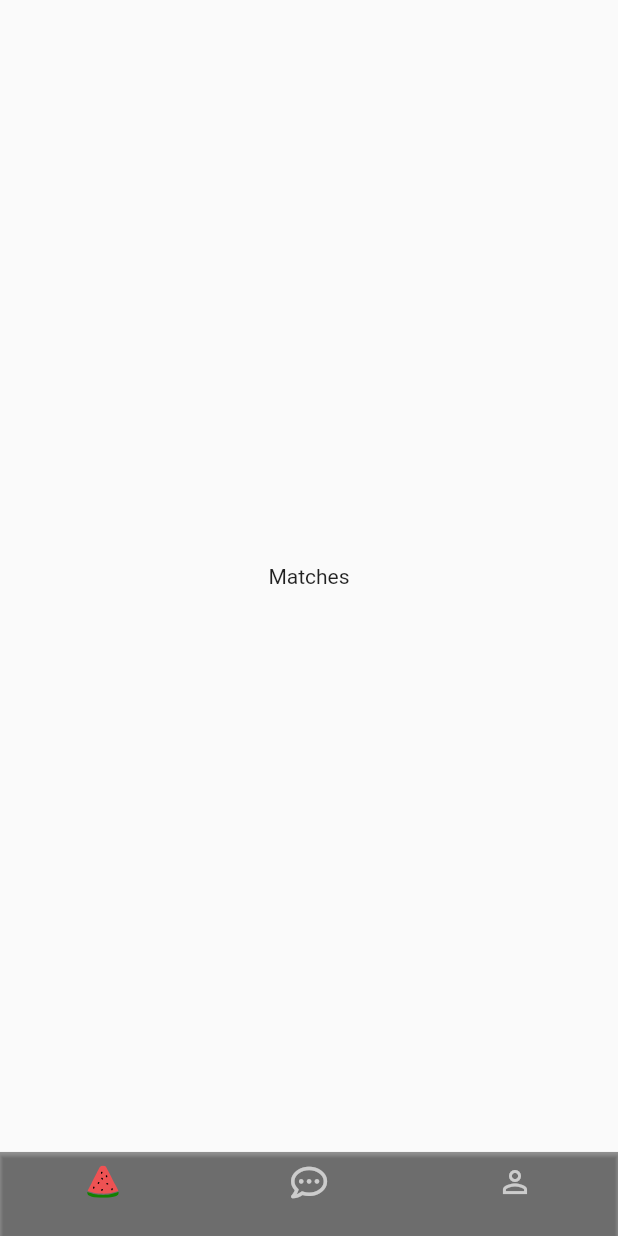
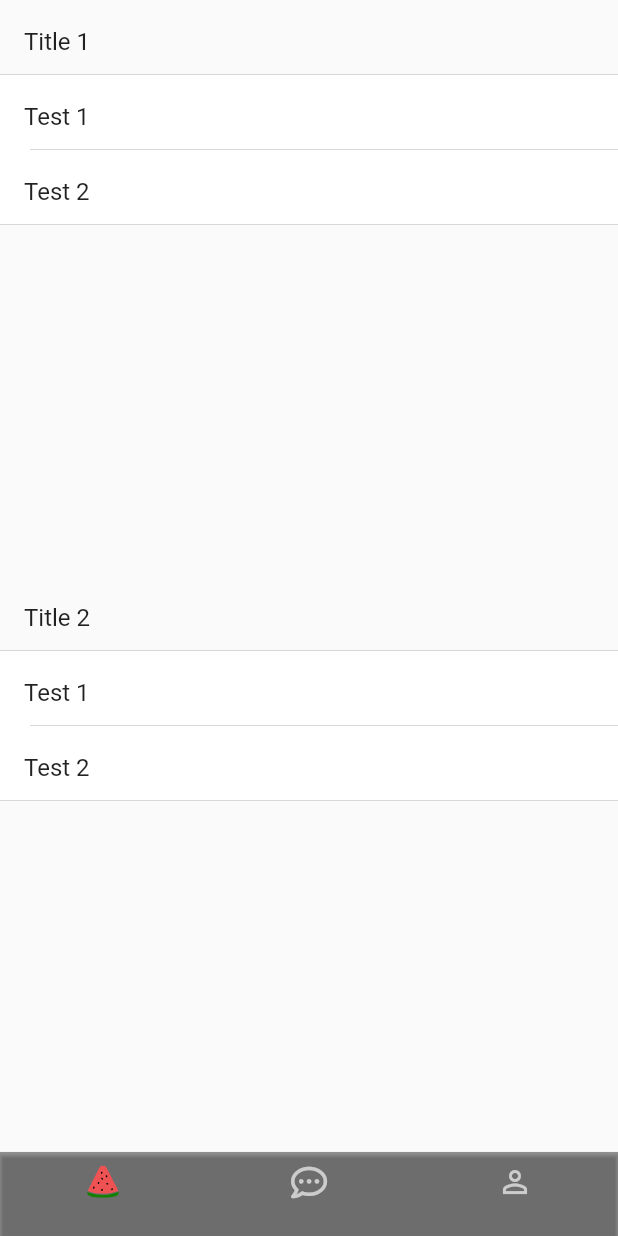
Before and after one commit to anthoninCL/Flutter-I-MyTinder, a Flutter app: the screen it shows after launch, on a phone screen of 412 x 824 dp. Run offline on Flutter 3.47's test engine with Material 2 defaults, Android fonts, the phone set to English and light mode, and no system bars; our stand-ins replace flutter_svg, font_awesome_flutter.

Commit message:
feat: create generic section, title item and simple item

```diff
--- /dev/null
+++ b/my_tinder/lib/Views/components/section_item/item.dart
@@ -0,0 +1,6 @@
+import 'package:flutter/cupertino.dart';
+
+abstract class SectionItem {
+  Widget buildTitle(BuildContext context);
+  Widget buildWidget(BuildContext context);
+}
--- /dev/null
+++ b/my_tinder/lib/Views/components/section_item/simple_item.dart
@@ -0,0 +1,34 @@
+import 'dart:developer';
+
+import 'package:flutter/material.dart';
+import 'package:flutter/src/widgets/framework.dart';
+import 'package:my_tinder/themes/app_theme.dart';
+
+import 'item.dart';
+
+class SimpleSectionItem extends StatelessWidget implements SectionItem {
+  final String? title;
+
+  const SimpleSectionItem(this.title);
+
+  @override
+  Widget buildTitle(BuildContext context) {
+    return Text(
+        title!,
+        style: AppTheme.textStyles.headline4,
+    );
+  }
+
+  @override
+  Widget buildWidget(BuildContext context) {
+    return ListTile(
+      title: buildTitle(context),
+    );
+  }
+
+  @override
+  Widget build(BuildContext context) {
+    return buildWidget(context);
+  }
+
+}
--- /dev/null
+++ b/my_tinder/lib/Views/components/section_item/title_item.dart
@@ -0,0 +1,34 @@
+import 'dart:developer';
+
+import 'package:flutter/material.dart';
+import 'package:flutter/src/widgets/framework.dart';
+import 'package:my_tinder/themes/app_theme.dart';
+
+import 'item.dart';
+
+class TitleSectionItem extends StatelessWidget implements SectionItem {
+  final String? title;
+
+  const TitleSectionItem(this.title);
+
+  @override
+  Widget buildTitle(BuildContext context) {
+    return Text(
+        title!,
+        style: AppTheme.textStyles.headline4,
+    );
+  }
+
+  @override
+  Widget buildWidget(BuildContext context) {
+    return ListTile(
+      title: buildTitle(context),
+    );
+  }
+
+  @override
+  Widget build(BuildContext context) {
+    return buildWidget(context);
+  }
+
+}
--- a/my_tinder/lib/Views/matches/matches.dart
+++ b/my_tinder/lib/Views/matches/matches.dart
@@ -1,4 +1,8 @@
 import 'package:flutter/material.dart';
+import 'package:my_tinder/views/components/section_item/item.dart';
+import 'package:my_tinder/views/components/section_item/simple_item.dart';
+import 'package:my_tinder/views/components/section_item/title_item.dart';
+import 'package:my_tinder/views/widgets/section.dart';
 
 class Matches extends StatefulWidget {
   const Matches({Key? key}) : super(key: key);
@@ -8,10 +12,32 @@ class Matches extends StatefulWidget {
 }
 
 class _MatchesState extends State<Matches> {
+
   @override
   Widget build(BuildContext context) {
-    return const Scaffold(
-      body: Center(child: Text("Matches")),
+    return Scaffold(
+      body: SafeArea(
+        child: Center(
+            child: Column(
+              children: const [
+                Flexible(
+                  child: Section(itemList: [
+                    TitleSectionItem("Title 1"),
+                    SimpleSectionItem("Test 1"),
+                    SimpleSectionItem("Test 2"),
+                  ]),
+                ),
+                Flexible(
+                  child: Section(itemList: [
+                    TitleSectionItem("Title 2"),
+                    SimpleSectionItem("Test 1"),
+                    SimpleSectionItem("Test 2"),
+                  ]),
+                )
+              ],
+            ),
+        ),
+      )
     );
   }
 }
--- /dev/null
+++ b/my_tinder/lib/Views/widgets/section.dart
@@ -0,0 +1,109 @@
+import 'package:flutter/cupertino.dart';
+import 'package:flutter/material.dart';
+import 'package:my_tinder/themes/app_theme.dart';
+
+class Section extends StatelessWidget {
+  final List<Widget> itemList;
+
+  const Section({required this.itemList});
+
+  @override
+  Widget build(BuildContext context) {
+    return ListView.separated(
+        physics: const NeverScrollableScrollPhysics(),
+        itemCount: itemList.length + 1,
+        itemBuilder: (context, i) {
+          if (i == 0) {
+            return SizedBox(
+              height: 50,
+              child: Center(
+                  child: itemList[i]
+              ),
+            );
+          } else if (i < itemList.length) {
+            return Container(
+              height: 50,
+              color: AppTheme.colors.white,
+              child: Center(
+                  child: itemList[i]
+              ),
+            );
+          }
+          return Container();
+        },
+      separatorBuilder: (BuildContext context, int index) {
+          if (index == 0) {
+            return Divider(
+              height: 0,
+              color: AppTheme.colors.greyLight,
+              thickness: 0.5,
+            );
+          } else if (index < itemList.length - 1) {
+            return Divider(
+              height: 0,
+              color: AppTheme.colors.greyLight,
+              thickness: 0.5,
+              indent: 20,
+            );
+          } else if (index == itemList.length - 1) {
+            return Divider(
+              height: 0,
+              color: AppTheme.colors.greyLight,
+              thickness: 0.5,
+            );
+          } return const SizedBox();
+
+    },);
+  }
+
+}
+
+/*
+
+return ListView.builder(
+      padding: const EdgeInsets.all(16.0),
+      itemBuilder: /*1*/ (context, i) {
+        if (i.isOdd) return const Divider(); /*2*/
+
+        final index = i ~/ 2; /*3*/
+        if (index >= _suggestions.length) {
+          _suggestions.addAll(generateWordPairs().take(10)); /*4*/
+        }
+        return _buildRow(_suggestions[index]);
+      });
+
+void main() {
+  List<SectionItem> items = [SimpleSectionItem('Lifestyle'), SliderSectionItem('Age')];
+
+
+}
+
+
+
+class SliderSectionItem implements SectionItem {
+  final String title;
+
+  SliderSectionItem(this.title);
+
+  @override
+  Widget buildTitle(BuildContext context) {
+    return Text(
+        title
+    );
+  }
+
+  @override
+  Widget buildWidget(BuildContext context) {
+    return Column(
+      children: [
+        ListTile(
+          title: buildTitle(context),
+        ),
+        Slider(value: value, onChanged: onChanged),
+        const Divider()
+      ],
+    )
+  }
+}
+
+ */
```
Also changed, not shown: 1 other file.
